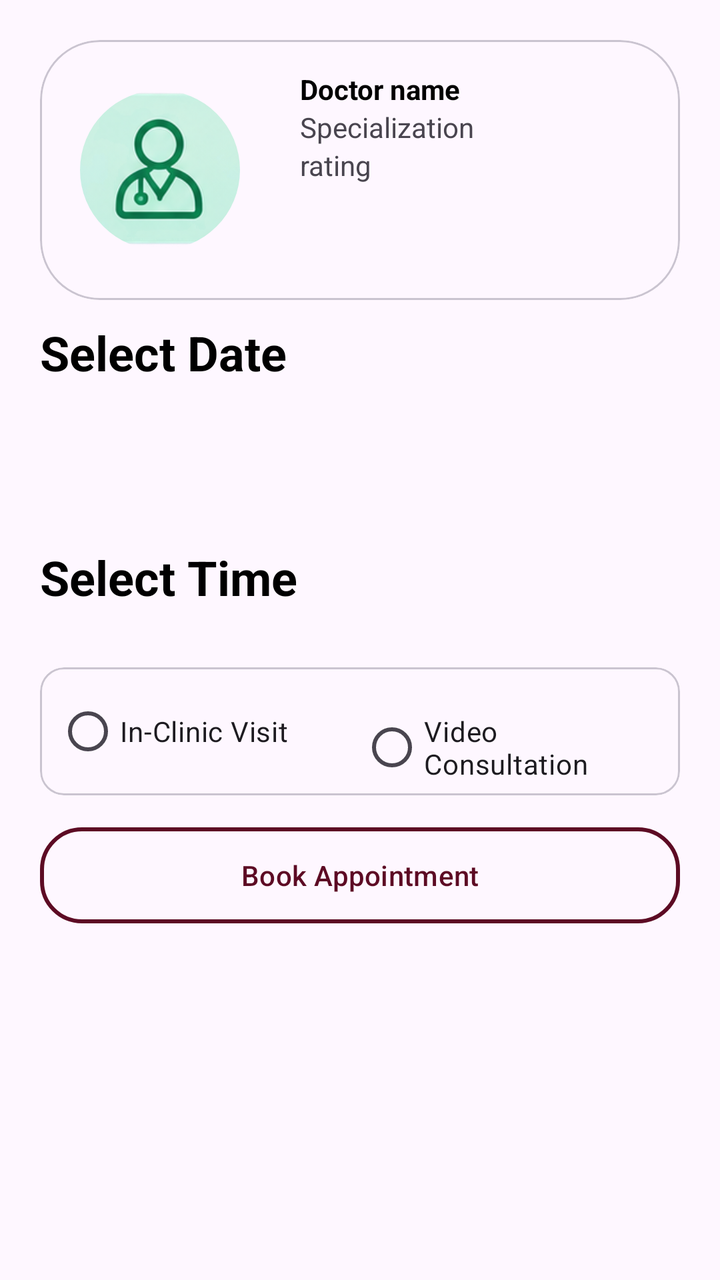
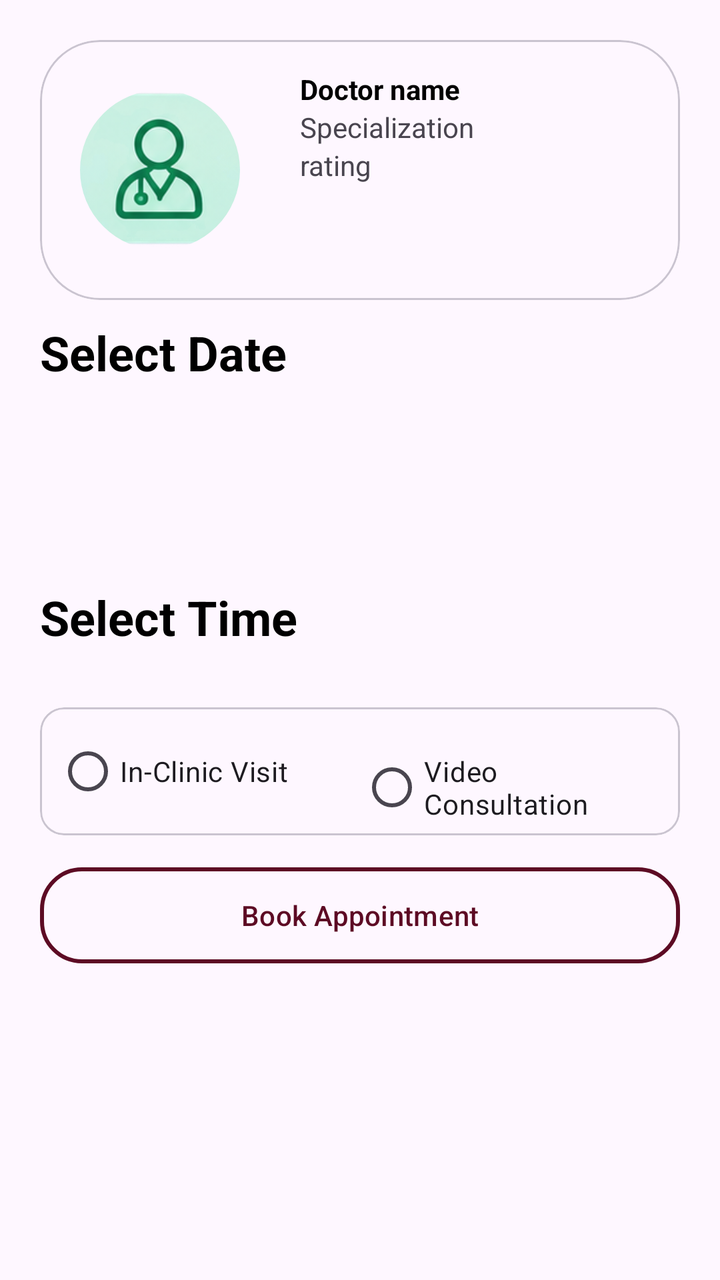

An Android layout rendered at two revisions. The XML below is the earlier revision; the diff shows what the commit changed to produce the second picture.
<!-- AndroidManifest.xml: application theme Theme.Hospital_Appointment_System -->
<!-- res/layout/fragment_appointment_schedule_.xml -->
<?xml version="1.0" encoding="utf-8"?>
<LinearLayout xmlns:android="http://schemas.android.com/apk/res/android"
    xmlns:tools="http://schemas.android.com/tools"
    android:layout_width="match_parent"
    android:layout_height="match_parent"
    xmlns:app="http://schemas.android.com/apk/res-auto"
    android:orientation="vertical"
    android:padding="20dp"
    tools:context=".appointment_schedule_Fragment">

    <com.google.android.material.card.MaterialCardView
        android:layout_width="match_parent"
        android:layout_height="130dp"
        app:cardCornerRadius="30dp"
        android:layout_marginBottom="10dp"
        >


        <LinearLayout
            android:layout_width="match_parent"
            android:layout_height="match_parent"
            android:orientation="horizontal">

            <com.google.android.material.imageview.ShapeableImageView
                android:layout_width="80dp"
                android:layout_height="80dp"
                android:layout_marginLeft="20dp"
                android:src="@drawable/doctor"
                android:scaleType="centerCrop"
                android:layout_gravity="center_vertical"
                app:shapeAppearanceOverlay="@style/CircleImageView"/>

            <LinearLayout
                android:layout_width="wrap_content"
                android:layout_height="wrap_content"
                android:layout_marginStart="30dp"
                android:layout_marginTop="15dp"
                android:orientation="vertical">

                <TextView
                    android:id="@+id/Doctor_name_appointment"
                    android:layout_width="wrap_content"
                    android:layout_height="wrap_content"
                    android:textStyle="bold"
                    android:textColor="@color/black"
                    android:text="Doctor name "/>
                <TextView
                    android:id="@+id/docter_spec_appointment"
                    android:layout_width="wrap_content"
                    android:layout_height="wrap_content"
                    android:text="Specialization"/>
                <TextView
                    android:id="@+id/doctor_rating_appointment"
                    android:layout_width="wrap_content"
                    android:layout_height="wrap_content"
                    android:text="rating"/>

            </LinearLayout>

        </LinearLayout>

    </com.google.android.material.card.MaterialCardView>

    <TextView
        android:layout_width="wrap_content"
        android:layout_height="wrap_content"
        android:textStyle="bold"
        android:textSize="24sp"
        android:textColor="@color/black"
        android:text="Select Date"/>

    <androidx.recyclerview.widget.RecyclerView
        android:layout_width="match_parent"
        android:layout_height="60dp"
        android:layout_margin="10dp"
        android:overScrollMode="never"
        android:id="@+id/dateselector"/>

    <TextView
        android:layout_width="wrap_content"
        android:layout_height="wrap_content"
        android:textStyle="bold"
        android:textSize="24sp"
        android:textColor="@color/black"
        android:text="Select Time" />

    <androidx.recyclerview.widget.RecyclerView
        android:id="@+id/time"
        android:layout_width="match_parent"
        android:layout_height="wrap_content"
        android:layout_marginTop="13dp"
        android:nestedScrollingEnabled="false"/>

    <com.google.android.material.card.MaterialCardView
        android:layout_width="match_parent"
        android:layout_height="wrap_content"
        android:layout_marginTop="16dp">

        <RadioGroup
            android:layout_width="match_parent"
            android:layout_height="wrap_content"
            android:orientation="horizontal"
            android:padding="8dp">

            <RadioButton
                android:id="@+id/rbClinic"
                android:layout_width="0dp"
                android:layout_height="wrap_content"
                android:layout_weight="1"
                android:text="In-Clinic Visit" />

            <RadioButton
                android:id="@+id/rbVideo"
                android:layout_width="0dp"
                android:layout_height="wrap_content"
                android:layout_weight="1"
                android:text="Video Consultation" />

        </RadioGroup>

    </com.google.android.material.card.MaterialCardView>
    <com.google.android.material.button.MaterialButton
        android:id="@+id/bookbtn"
        android:layout_marginTop="16dp"
        android:background="@drawable/selectbtn"
        android:textColor="@color/selectbtn"
        app:backgroundTint="@null"
        android:layout_width="match_parent"
        android:layout_height="wrap_content"
        android:text="Book Appointment"/>


</LinearLayout>
<!-- resources referenced by this layout -->
<resources>
  <color name="black">#FF000000</color>
  <color name="selectbtn">#5D0B24</color>
  <!-- drawable doctor: png bitmap (drawable, 33493 bytes) -->
  <!-- drawable selectbtn (drawable) -->
  <?xml version="1.0" encoding="utf-8"?>
  <shape xmlns:android="http://schemas.android.com/apk/res/android"
      android:shape="rectangle">
  
      <corners android:radius="20dp"/>
  
      <stroke android:width="2dp" android:color="@color/selectbtn"/>
  
  </shape>
  <style name="CircleImageView">
          <item name="cornerFamily">rounded</item>
          <item name="cornerSize">50%</item>
      </style>
  <style name="Theme.Hospital_Appointment_System" parent="Base.Theme.Hospital_Appointment_System" />
  <style name="Base.Theme.Hospital_Appointment_System" parent="Theme.Material3.DayNight.NoActionBar">
          
          
      </style>
</resources>

<!-- the commit's change to res/layout/fragment_appointment_schedule_.xml (unified diff, before → after) -->
@@ -1,12 +1,17 @@
 <?xml version="1.0" encoding="utf-8"?>
-<LinearLayout xmlns:android="http://schemas.android.com/apk/res/android"
+<androidx.core.widget.NestedScrollView xmlns:android="http://schemas.android.com/apk/res/android"
     xmlns:tools="http://schemas.android.com/tools"
     android:layout_width="match_parent"
     android:layout_height="match_parent"
     xmlns:app="http://schemas.android.com/apk/res-auto"
+    android:fillViewport="true"
+    tools:context=".appointment_schedule_Fragment">
+
+<LinearLayout
+    android:layout_width="match_parent"
+    android:layout_height="wrap_content"
     android:orientation="vertical"
-    android:padding="20dp"
-    tools:context=".appointment_schedule_Fragment">
+    android:padding="20dp">
 
     <com.google.android.material.card.MaterialCardView
         android:layout_width="match_parent"
@@ -70,11 +75,11 @@
         android:text="Select Date"/>
 
     <androidx.recyclerview.widget.RecyclerView
+        android:id="@+id/dateselector"
         android:layout_width="match_parent"
-        android:layout_height="60dp"
+        android:layout_height="80dp"
         android:layout_margin="10dp"
-        android:overScrollMode="never"
-        android:id="@+id/dateselector"/>
+        android:overScrollMode="never" />
 
     <TextView
         android:layout_width="wrap_content"
@@ -89,7 +94,7 @@
         android:layout_width="match_parent"
         android:layout_height="wrap_content"
         android:layout_marginTop="13dp"
-        android:nestedScrollingEnabled="false"/>
+        android:nestedScrollingEnabled="false" />
 
     <com.google.android.material.card.MaterialCardView
         android:layout_width="match_parent"
@@ -129,5 +134,5 @@
         android:layout_height="wrap_content"
         android:text="Book Appointment"/>
 
-
 </LinearLayout>
+</androidx.core.widget.NestedScrollView>
